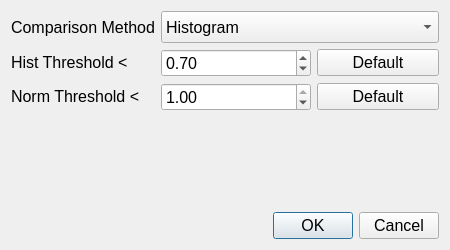
Qt form WatermarkCropper/settings.ui (vg16855/Ifunny-Watermark-Cropper) before a commit.
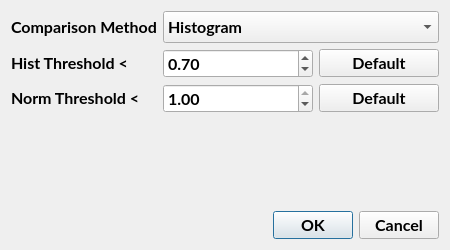
The same form after that commit.

What changed in the file:
```diff
--- a/WatermarkCropper/settings.ui
+++ b/WatermarkCropper/settings.ui
@@ -24,7 +24,9 @@
   </property>
   <property name="font">
    <font>
+    <family>Lato</family>
     <pointsize>12</pointsize>
+    <bold>true</bold>
    </font>
   </property>
   <property name="windowTitle">
@@ -37,7 +39,9 @@
       <widget class="QLabel" name="compareLabel">
        <property name="font">
         <font>
+         <family>Lato</family>
          <pointsize>12</pointsize>
+         <bold>true</bold>
         </font>
        </property>
        <property name="text">
@@ -55,7 +59,9 @@
        </property>
        <property name="font">
         <font>
+         <family>Lato</family>
          <pointsize>12</pointsize>
+         <bold>true</bold>
         </font>
        </property>
        <item>
@@ -74,7 +80,9 @@
       <widget class="QLabel" name="histLabel">
        <property name="font">
         <font>
+         <family>Lato</family>
          <pointsize>12</pointsize>
+         <bold>true</bold>
         </font>
        </property>
        <property name="text">
@@ -94,7 +102,9 @@
          </property>
          <property name="font">
           <font>
+           <family>Lato</family>
            <pointsize>12</pointsize>
+           <bold>true</bold>
           </font>
          </property>
          <property name="toolTip">
@@ -118,7 +128,9 @@
         <widget class="QPushButton" name="histDefault">
          <property name="font">
           <font>
+           <family>Lato</family>
            <pointsize>12</pointsize>
+           <bold>true</bold>
           </font>
          </property>
          <property name="toolTip">
@@ -135,7 +147,9 @@
       <widget class="QLabel" name="normLabel">
        <property name="font">
         <font>
+         <family>Lato</family>
          <pointsize>12</pointsize>
+         <bold>true</bold>
         </font>
        </property>
        <property name="text">
@@ -161,7 +175,9 @@
          </property>
          <property name="font">
           <font>
+           <family>Lato</family>
            <pointsize>12</pointsize>
+           <bold>true</bold>
           </font>
          </property>
          <property name="toolTip">
```
